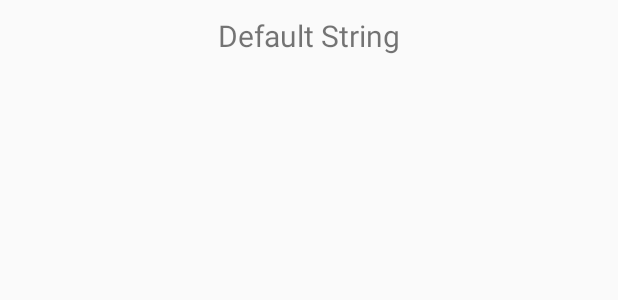
After one commit to ThibCharpy/RedorBlack, an Android app: the layout playerlist_item.xml on its own in the app's theme, with its tools: preview values and no code run, on a phone screen of 412 x 824 dp. The commit adds this screen. Shown: the top 300 px of the screen. Run offline under Robolectric (Android 15) with nearby library versions, the phone set to English and light mode, and no system bars.

Commit message:
C4ESTMOIQUIFAITTOUT :bug:

```diff
--- a/app/src/main/java/com/stl/tpalt/redorblack/MainActivity.kt
+++ b/app/src/main/java/com/stl/tpalt/redorblack/MainActivity.kt
@@ -5,7 +5,6 @@ import android.os.Bundle
 
 class MainActivity : AppCompatActivity() {
 
-
     override fun onCreate(savedInstanceState: Bundle?) {
         super.onCreate(savedInstanceState)
         setContentView(R.layout.activity_main)
--- a/app/src/main/java/com/stl/tpalt/redorblack/WelcomeActivity.kt
+++ b/app/src/main/java/com/stl/tpalt/redorblack/WelcomeActivity.kt
@@ -16,7 +16,7 @@ class WelcomeActivity : AppCompatActivity() {
 
         val buttonRules= findViewById<Button>(R.id.button_regles)
         val buttonStart= findViewById<Button>(R.id.button_start)
-        val prefs= PreferenceManager.getDefaultSharedPreferences(this)
+        val prefs = PreferenceManager.getDefaultSharedPreferences(this)
 
         val isFirstLaunch = prefs.getBoolean(firstLaunchPref, true)
 //        if (!isFirstLaunch) {
--- /dev/null
+++ b/app/src/main/res/layout/playerlist_item.xml
@@ -0,0 +1,18 @@
+<?xml version="1.0" encoding="utf-8"?>
+<android.support.constraint.ConstraintLayout
+    xmlns:android="http://schemas.android.com/apk/res/android"
+    android:layout_width="match_parent"
+    android:layout_height="match_parent">
+
+    <TextView android:id="@+id/player_pseudo"
+        android:layout_width="match_parent"
+        android:layout_height="wrap_content"
+        android:paddingLeft="10dp"
+        android:paddingRight="10dp"
+        android:paddingBottom="10dp"
+        android:paddingTop="10dp"
+        android:textAlignment="center"
+        android:textSize="@dimen/playerlist_fontsize"
+        android:text="@string/default_string"/>
+
+</android.support.constraint.ConstraintLayout>
--- a/app/src/main/res/values/dimens.xml
+++ b/app/src/main/res/values/dimens.xml
@@ -7,5 +7,6 @@
     <dimen name="text_margin">16dp</dimen>
     <dimen name="numberpicker_selected">25sp</dimen>
     <dimen name="numberpicker_notselected">15sp</dimen>
+    <dimen name="playerlist_fontsize">20sp</dimen>
 
 </resources>
--- a/app/src/main/res/values/strings.xml
+++ b/app/src/main/res/values/strings.xml
@@ -1,5 +1,6 @@
 <resources>
     <string name="app_name">Red or Black</string>
+    <string name="default_string">Default String</string>
 
     <!--Welcome activity-->
     <string name="textview_welcomemessage">Bienvenue sur</string>
```
Also changed, not shown: app/src/main/java/com/stl/tpalt/redorblack/PlayerListAdapter.kt (+27 -3 lines), app/src/main/java/com/stl/tpalt/redorblack/PlayerSelection.kt (+27 -32 lines), app/src/main/res/layout/activity_player_selection.xml (+20 -31 lines), app/src/main/res/layout/activity_welcome.xml (+7 -0 lines).
